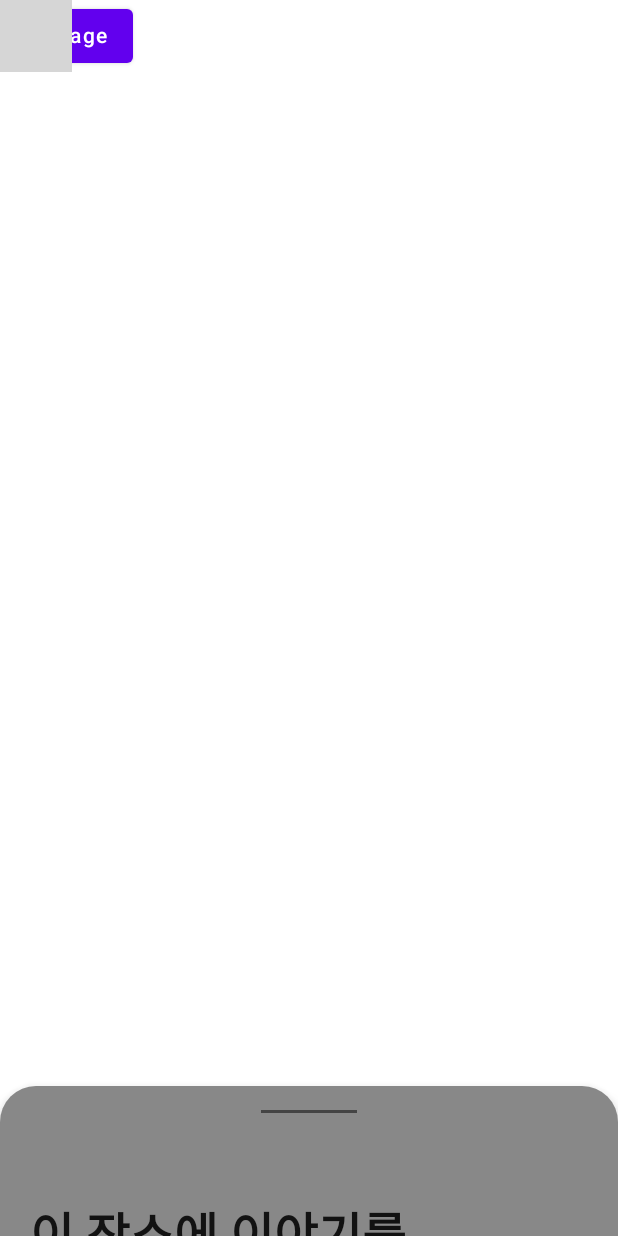
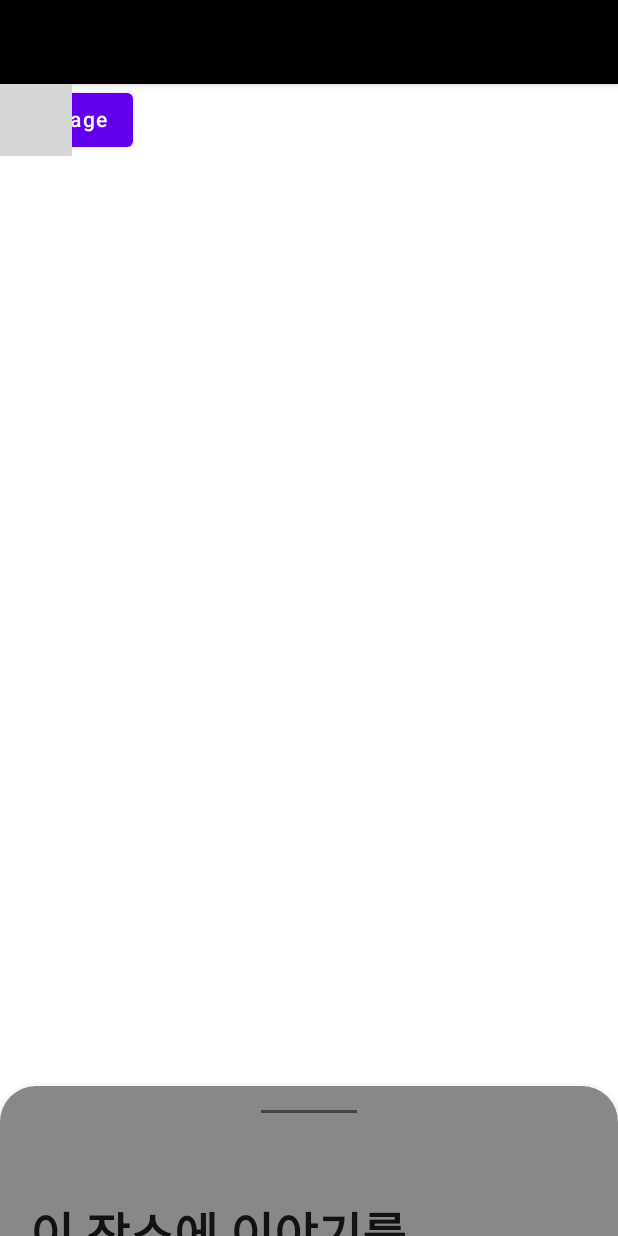
Before and after one commit to mash-up-kr/DamgleDamgle_Android, an Android app built with Jetpack Compose: the screen it shows after launch (MainActivity), on a phone screen of 412 x 824 dp. Run offline under Robolectric (Android 15) with nearby library versions, the phone set to English and light mode, and no system bars; our stand-ins replace Dagger/Hilt's generated code; libraries missing offline, so code that uses them is left out: com.naver.maps; 4 statements that could not run were skipped; grey boxes are pictures that could not be loaded.

Commit message:
Add Splash to Home - Marker default - Splash to Home - Floating button

```diff
--- a/app/src/main/java/com/mashup/damgledamgle/presentation/feature/home/HomeScreen.kt
+++ b/app/src/main/java/com/mashup/damgledamgle/presentation/feature/home/HomeScreen.kt
@@ -7,13 +7,20 @@ import androidx.compose.ui.graphics.Color
 import androidx.compose.ui.unit.dp
 import androidx.navigation.NavHostController
 import com.mashup.damgledamgle.presentation.navigation.Screen
+import com.mashup.damgledamgle.presentation.feature.toolbar.MainToolBar
 import com.naver.maps.map.compose.ExperimentalNaverMapApi
 
 @OptIn(ExperimentalMaterialApi::class, ExperimentalNaverMapApi::class)
 @Composable
 fun HomeScreen(navController: NavHostController) {
     val bottomSheetScaffoldState = rememberBottomSheetScaffoldState()
-    Scaffold {
+    Scaffold(
+        topBar = {
+            MainToolBar(
+                title = "Position"
+            )
+        }
+    ) {
         BottomSheetScaffold(
                 sheetBackgroundColor = Color.Gray,
                 sheetShape = RoundedCornerShape(
--- a/app/src/main/java/com/mashup/damgledamgle/presentation/feature/home/MapScreen.kt
+++ b/app/src/main/java/com/mashup/damgledamgle/presentation/feature/home/map/MapScreen.kt
@@ -2,6 +2,7 @@ package com.mashup.damgledamgle.presentation.feature.home
 
 import androidx.compose.foundation.layout.Box
 import androidx.compose.foundation.layout.fillMaxSize
+import androidx.compose.foundation.layout.*
 import androidx.compose.runtime.*
 import androidx.compose.ui.Modifier
 import com.naver.maps.map.compose.*
@@ -20,6 +21,8 @@ fun MapScreen() {
         )
     }
     Box(Modifier.fillMaxSize()) {
-        NaverMap(properties = mapProperties, uiSettings = mapUiSettings)
+        NaverMap(properties = mapProperties, uiSettings = mapUiSettings) {
+            Marker()
+        }
     }
 }
--- a/app/src/main/java/com/mashup/damgledamgle/presentation/feature/splash/SplashScreen.kt
+++ b/app/src/main/java/com/mashup/damgledamgle/presentation/feature/splash/SplashScreen.kt
@@ -1,8 +1,12 @@
 package com.mashup.damgledamgle.presentation.feature.splash
 
-import androidx.compose.material.*
+import androidx.compose.material.MaterialTheme
+import androidx.compose.material.Scaffold
+import androidx.compose.material.Text
 import androidx.compose.runtime.Composable
+import androidx.compose.runtime.LaunchedEffect
 import androidx.navigation.NavHostController
+import kotlinx.coroutines.delay
 
 @Composable
 fun SplashScreen(navController: NavHostController) {
@@ -14,4 +18,8 @@ fun SplashScreen(navController: NavHostController) {
                 Text(text = "Splash")
             }
     )
+    LaunchedEffect(key1 = true) {
+        delay(3000L)
+        navController.navigate("home_screen")
+    }
 }
--- /dev/null
+++ b/app/src/main/java/com/mashup/damgledamgle/presentation/feature/toolbar/MainToolBar.kt
@@ -0,0 +1,14 @@
+package com.mashup.damgledamgle.presentation.feature.toolbar
+
+import androidx.compose.material.Text
+import androidx.compose.material.TopAppBar
+import androidx.compose.runtime.Composable
+import androidx.compose.ui.graphics.Color
+
+@Composable
+fun MainToolBar(title : String) {
+    TopAppBar(
+        title = { Text(text = title)},
+        backgroundColor = Color.Black
+    )
+}
--- a/app/src/main/java/com/mashup/damgledamgle/presentation/navigation/DamgleDamgleNavGraph.kt
+++ b/app/src/main/java/com/mashup/damgledamgle/presentation/navigation/DamgleDamgleNavGraph.kt
@@ -12,7 +12,7 @@ import com.mashup.damgledamgle.presentation.feature.splash.SplashScreen
 fun DamgleDamgleNavGraph(navController: NavHostController) {
     NavHost(
             navController = navController,
-            startDestination = Screen.Home.route
+            startDestination = Screen.Splash.route
     ) {
         composable(route = Screen.Splash.route) {
             SplashScreen(navController = navController)
```
Also changed, not shown: app/src/main/java/com/mashup/damgledamgle/presentation/feature/home/map/FloatingButton.kt (added, +37 -0 lines), app/src/main/java/com/mashup/damgledamgle/presentation/feature/home/map/Marker.kt (added, +16 -0 lines).
